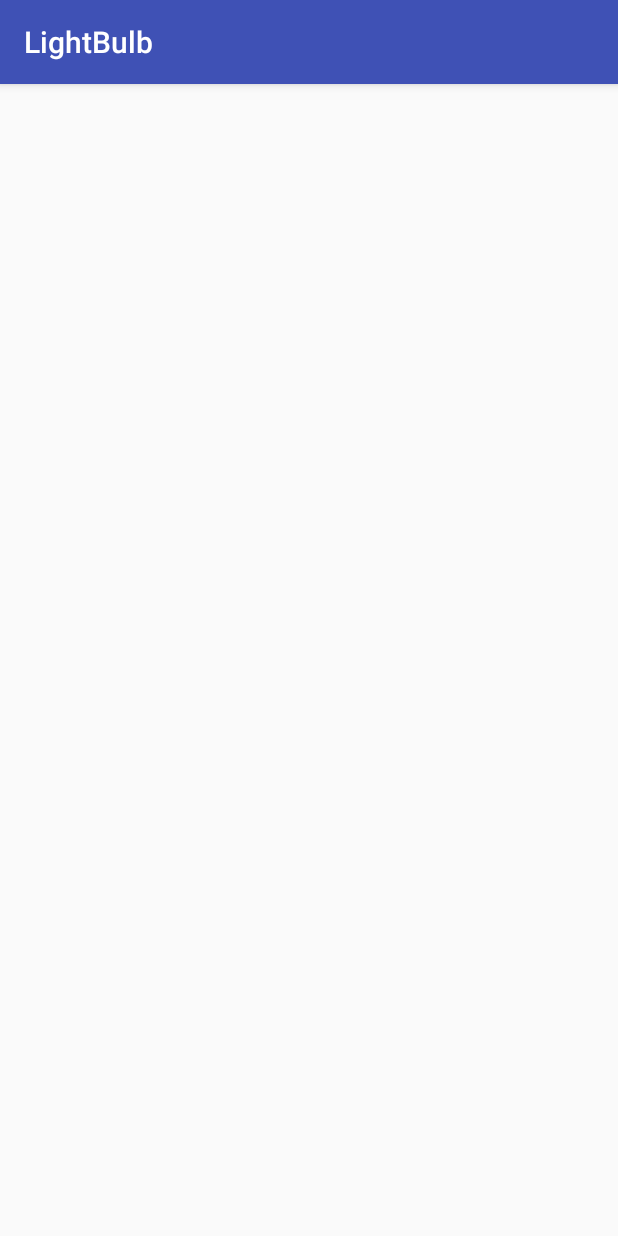
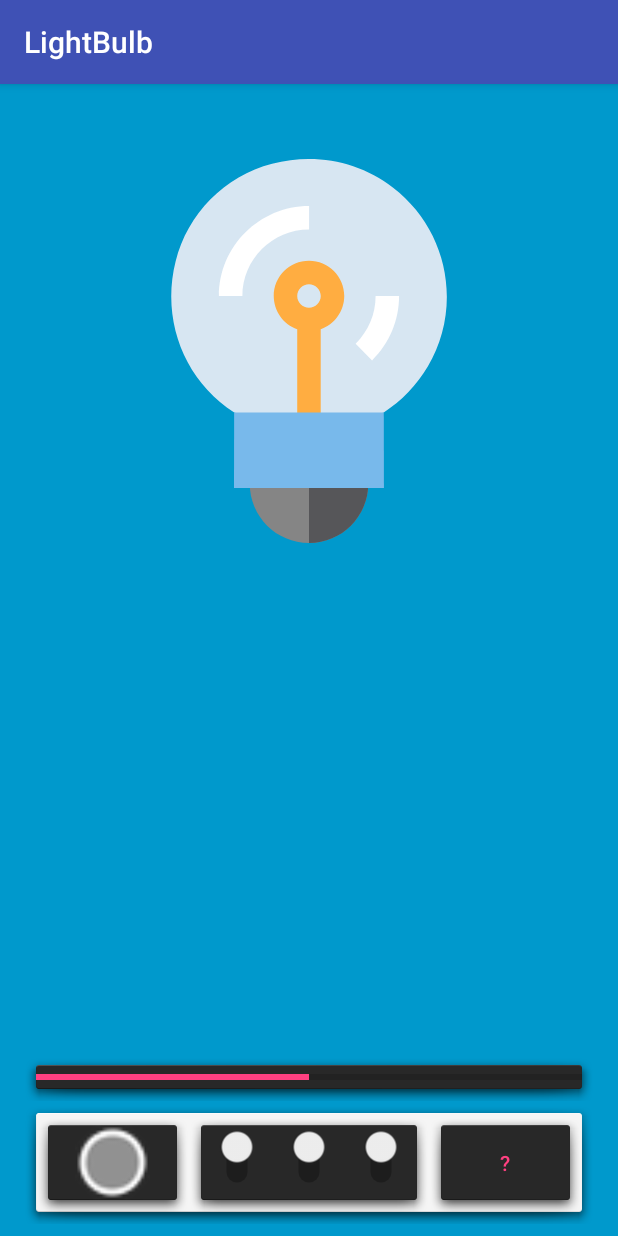
Before and after one commit to ViorelAlbastrelu/lighbulb, an Android app: the ActivityLvl2 screen opened directly, with no data from a screen before it, on a phone screen of 412 x 824 dp. Run offline under Robolectric (Android 15) with nearby library versions, the phone set to English and light mode, and no system bars.

Commit message:
lvl2 layout done + minor changes to lvl1

```diff
--- a/app/src/main/res/layout/activity_lvl1.xml
+++ b/app/src/main/res/layout/activity_lvl1.xml
@@ -24,64 +24,67 @@
 
     <LinearLayout
         android:id="@+id/layoutIntrerupatoare"
-        android:layout_width="0dp"
+        android:layout_width="wrap_content"
         android:layout_height="wrap_content"
-        android:layout_marginBottom="8dp"
-        android:layout_marginLeft="16dp"
-        android:layout_marginRight="16dp"
-        android:layout_marginTop="8dp"
-        android:background="@android:drawable/editbox_dropdown_dark_frame"
+        android:background="@android:drawable/dialog_holo_light_frame"
         android:orientation="horizontal"
         app:layout_constraintBottom_toBottomOf="parent"
         app:layout_constraintLeft_toLeftOf="parent"
         app:layout_constraintRight_toRightOf="parent"
         app:layout_constraintTop_toBottomOf="@+id/imgBec"
         app:layout_constraintVertical_bias="1.0"
-        android:layout_marginStart="16dp"
-        android:layout_marginEnd="16dp"
+        tools:layout_constraintLeft_creator="1"
         tools:layout_constraintRight_creator="1"
-        tools:layout_constraintLeft_creator="1">
+        android:layout_marginLeft="16dp"
+        android:layout_marginRight="16dp"
+        android:layout_marginBottom="8dp">
 
         <Switch
             android:id="@+id/switch1"
             android:layout_width="wrap_content"
-            android:layout_height="60dp"
+            android:layout_height="50dp"
             android:layout_weight="1"
+            android:background="@android:drawable/dialog_holo_dark_frame"
             android:rotation="90" />
 
         <Switch
             android:id="@+id/switch2"
             android:layout_width="wrap_content"
-            android:layout_height="60dp"
+            android:layout_height="50dp"
             android:layout_weight="1"
+            android:background="@android:drawable/dialog_holo_dark_frame"
             android:rotation="90" />
 
         <Switch
             android:id="@+id/switch3"
             android:layout_width="wrap_content"
-            android:layout_height="60dp"
+            android:layout_height="50dp"
             android:layout_weight="1"
+            android:background="@android:drawable/dialog_holo_dark_frame"
             android:rotation="90" />
 
         <Switch
             android:id="@+id/switch4"
             android:layout_width="wrap_content"
-            android:layout_height="60dp"
+            android:layout_height="50dp"
             android:layout_weight="1"
+            android:background="@android:drawable/dialog_holo_dark_frame"
             android:rotation="90" />
 
         <Switch
             android:id="@+id/switch5"
             android:layout_width="wrap_content"
-            android:layout_height="60dp"
+            android:layout_height="50dp"
             android:layout_weight="1"
+            android:background="@android:drawable/dialog_holo_dark_frame"
             android:rotation="90" />
 
         <Switch
             android:id="@+id/switch6"
             android:layout_width="wrap_content"
-            android:layout_height="60dp"
+            android:layout_height="50dp"
             android:layout_weight="1"
+            android:background="@android:drawable/dialog_holo_dark_frame"
             android:rotation="90" />
 
     </LinearLayout>
--- a/app/src/main/res/layout/activity_lvl2.xml
+++ b/app/src/main/res/layout/activity_lvl2.xml
@@ -4,6 +4,113 @@
     xmlns:tools="http://schemas.android.com/tools"
     android:layout_width="match_parent"
     android:layout_height="match_parent"
+    android:background="@android:color/holo_blue_dark"
     tools:context="com.valbastrelu.lightbulb.ActivityLvl2">
 
+    <ImageView
+        android:id="@+id/imgBec"
+        android:layout_width="0dp"
+        android:layout_height="256dp"
+        android:layout_marginEnd="64dp"
+        android:layout_marginStart="64dp"
+        android:layout_marginTop="50dp"
+        app:layout_constraintHorizontal_bias="0.57"
+        app:layout_constraintLeft_toLeftOf="parent"
+        app:layout_constraintRight_toRightOf="parent"
+        app:layout_constraintTop_toTopOf="parent"
+        app:srcCompat="@drawable/ic_creativity"
+        tools:layout_constraintLeft_creator="1"
+        tools:layout_constraintRight_creator="1" />
+
+    <ProgressBar
+        android:id="@+id/progressBar"
+        style="?android:attr/progressBarStyleHorizontal"
+        android:layout_width="0dp"
+        android:layout_height="wrap_content"
+        android:layout_marginEnd="16dp"
+        android:layout_marginLeft="16dp"
+        android:layout_marginRight="16dp"
+        android:layout_marginStart="16dp"
+        android:layout_marginTop="8dp"
+        android:background="@android:drawable/dialog_holo_dark_frame"
+        android:progress="50"
+        app:layout_constraintBottom_toTopOf="@+id/linearLayout"
+        app:layout_constraintHorizontal_bias="0.0"
+        app:layout_constraintLeft_toLeftOf="parent"
+        app:layout_constraintRight_toRightOf="parent"
+        app:layout_constraintTop_toBottomOf="@+id/imgBec"
+        app:layout_constraintVertical_bias="1.0"
+        android:layout_marginBottom="0dp" />
+
+    <LinearLayout
+        android:layout_width="0dp"
+        android:layout_height="wrap_content"
+        android:layout_marginBottom="8dp"
+        android:layout_marginEnd="16dp"
+        android:layout_marginLeft="16dp"
+        android:layout_marginRight="16dp"
+        android:layout_marginStart="16dp"
+        android:layout_marginTop="8dp"
+        android:layout_weight="1"
+        android:background="@android:drawable/dialog_holo_light_frame"
+        android:orientation="horizontal"
+        app:layout_constraintBottom_toBottomOf="parent"
+        app:layout_constraintLeft_toLeftOf="parent"
+        app:layout_constraintRight_toRightOf="parent"
+        app:layout_constraintTop_toBottomOf="@+id/imgBec"
+        app:layout_constraintVertical_bias="1.0"
+        tools:layout_constraintLeft_creator="1"
+        tools:layout_constraintRight_creator="1"
+        android:id="@+id/linearLayout"
+        app:layout_constraintHorizontal_bias="0.0">
+
+        <ImageView
+            android:id="@+id/imageView"
+            android:layout_width="wrap_content"
+            android:layout_height="match_parent"
+            android:layout_weight="1"
+            android:background="@android:drawable/dialog_holo_dark_frame"
+            app:srcCompat="@android:drawable/presence_invisible" />
+
+        <LinearLayout
+            android:id="@+id/layoutIntrerupatoare"
+            android:layout_width="wrap_content"
+            android:layout_height="wrap_content"
+            android:background="@android:drawable/dialog_holo_dark_frame"
+            android:orientation="horizontal">
+
+            <Switch
+                android:id="@+id/switch1"
+                android:layout_width="wrap_content"
+                android:layout_height="50dp"
+                android:layout_weight="1"
+                android:rotation="90" />
+
+            <Switch
+                android:id="@+id/switch2"
+                android:layout_width="wrap_content"
+                android:layout_height="50dp"
+                android:layout_weight="1"
+                android:rotation="90" />
+
+            <Switch
+                android:id="@+id/switch3"
+                android:layout_width="wrap_content"
+                android:layout_height="50dp"
+                android:layout_weight="1"
+                android:rotation="90" />
+
+        </LinearLayout>
+
+        <Button
+            android:id="@+id/button"
+            style="@style/Widget.AppCompat.Button.Borderless.Colored"
+            android:layout_width="wrap_content"
+            android:layout_height="match_parent"
+            android:layout_weight="1"
+            android:background="@android:drawable/dialog_holo_dark_frame"
+            android:text="\?"/>
+
+    </LinearLayout>
+
 </android.support.constraint.ConstraintLayout>
```
